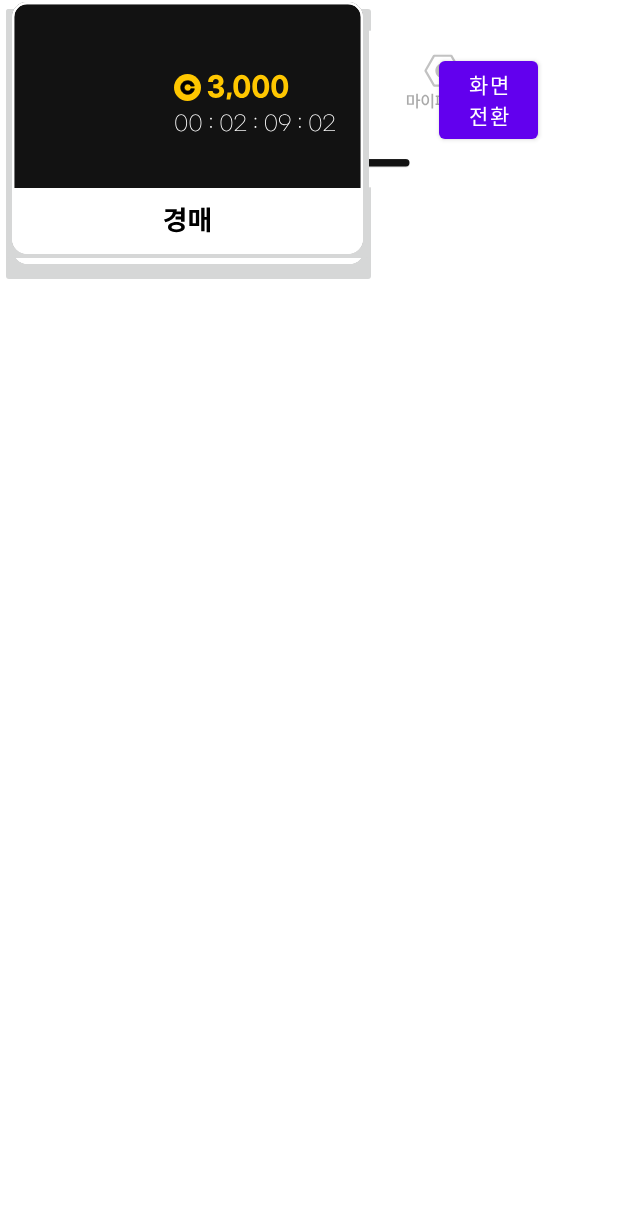
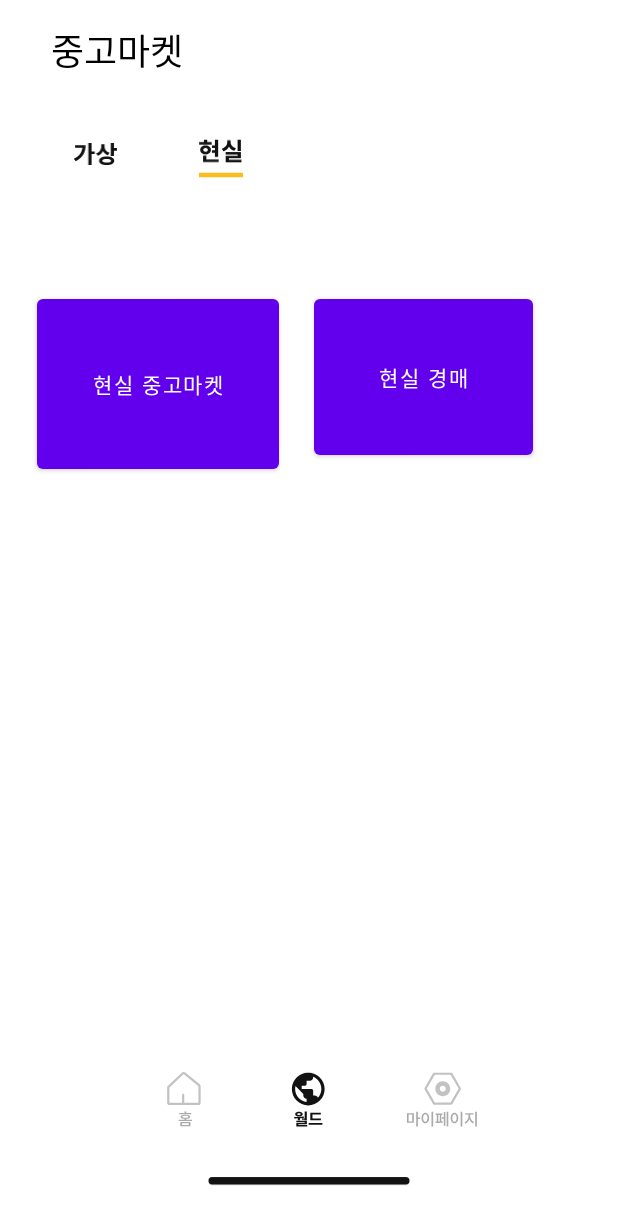
Before and after one commit to junseok0304/mainsan, an Android app: the MainActivity_realworld screen opened directly, with no data from a screen before it, on a phone screen of 412 x 824 dp. Shown: the top 1225 px of the screen. Run offline under Robolectric (Android 15) with nearby library versions, the phone set to English and light mode, and no system bars.

Commit message:
화면전환 커밋 메인 홈 가상홈

```diff
--- a/app/src/main/java/com/mintcho/wwmarket2/MainActivity_realworld.kt
+++ b/app/src/main/java/com/mintcho/wwmarket2/MainActivity_realworld.kt
@@ -10,12 +10,12 @@ class MainActivity_realworld : AppCompatActivity() {
         super.onCreate(savedInstanceState)
         setContentView(R.layout.activity_main_realworld) //layout 디렉토리의 xml와 1대1 매칭되도록 activity_main
 
-        mButton.setOnClickListener {
-            val intent = Intent(this, SubActivity::class.java)  //버튼 누르면 넘어갈 페이지를 Subactivity 위치에 알맞게 변경할것
+        metaHome.setOnClickListener {
+            val intent = Intent(this, MainActivity_realworld::class.java)  //버튼 누르면 넘어갈 페이지를 Subactivity 위치에 알맞게 변경할것
             startActivity(intent)
         }
 
-        realButton.setOnClickListener {
+        realMarket.setOnClickListener {
             val intent = Intent(this, activity_market1::class.java)  //버튼 누르면 넘어갈 페이지를 Subactivity 위치에 알맞게 변경할것
             startActivity(intent)
         }
--- /dev/null
+++ b/app/src/main/res/drawable/ic_baryellow.xml
@@ -0,0 +1,11 @@
+<vector xmlns:android="http://schemas.android.com/apk/res/android"
+    android:width="29dp"
+    android:height="4dp"
+    android:viewportWidth="29"
+    android:viewportHeight="4">
+  <path
+      android:pathData="M0,2H29"
+      android:strokeWidth="3"
+      android:fillColor="#00000000"
+      android:strokeColor="#FBBD1E"/>
+</vector>
--- a/app/src/main/res/layout/activity_main_realworld.xml
+++ b/app/src/main/res/layout/activity_main_realworld.xml
@@ -9,96 +9,107 @@
     tools:context=".MainActivity_realworld"
     android:fitsSystemWindows="true">  <!--.MainActivity_realworld java디렉토리의 액티비티와 대응되도록 변경할것  -->
 
-    <com.mintcho.wwmarket2.StatusBarLayout
-        android:id="@+id/statusBarLayout2"
-        android:layout_width="match_parent"
-        android:layout_height="wrap_content"
-        android:background="@color/backgroundyellow"
-        app:layout_constraintTop_toTopOf="parent" />
-
 
     <TextView
         android:id="@+id/textView"
-        android:layout_width="110dp"
-        android:layout_height="59dp"
+        android:layout_width="95dp"
+        android:layout_height="31dp"
         android:layout_marginStart="24dp"
+        android:layout_marginTop="15dp"
         android:fontFamily="@font/gmarketbold"
         android:text="중고마켓"
         android:textColor="@color/black"
         android:textSize="24dp"
         app:layout_constraintBottom_toBottomOf="parent"
         app:layout_constraintEnd_toEndOf="parent"
-        app:layout_constraintHorizontal_bias="0.037"
+        app:layout_constraintHorizontal_bias="0.034"
         app:layout_constraintStart_toStartOf="parent"
         app:layout_constraintTop_toTopOf="parent"
-        app:layout_constraintVertical_bias="0.028" />
+        app:layout_constraintVertical_bias="0.0" />
 
     <Button
-        android:id="@+id/m2Button"
-        android:layout_width="66dp"
-        android:layout_height="64dp"
+        android:id="@+id/realMarket"
+        android:layout_width="161dp"
+        android:layout_height="125dp"
         android:background="@null"
-        android:text="화면전환"
+        android:text="현실 중고마켓"
         app:layout_constraintBottom_toBottomOf="parent"
         app:layout_constraintEnd_toEndOf="parent"
-        app:layout_constraintHorizontal_bias="0.846"
+        app:layout_constraintHorizontal_bias="0.098"
         app:layout_constraintStart_toStartOf="parent"
         app:layout_constraintTop_toTopOf="parent"
-        app:layout_constraintVertical_bias="0.046" />
+        app:layout_constraintVertical_bias="0.277" />
+
+    <Button
+        android:id="@+id/realOffer"
+        android:layout_width="146dp"
+        android:layout_height="116dp"
+        android:background="@null"
+        android:text="현실 경매"
+        app:layout_constraintBottom_toBottomOf="parent"
+        app:layout_constraintEnd_toEndOf="parent"
+        app:layout_constraintHorizontal_bias="0.788"
+        app:layout_constraintStart_toStartOf="parent"
+        app:layout_constraintTop_toTopOf="parent"
+        app:layout_constraintVertical_bias="0.273" />
 
     <ImageButton
-        android:id="@+id/realButton"
+        android:id="@+id/metaHome"
         android:layout_width="78dp"
         android:layout_height="58dp"
         android:layout_marginStart="24dp"
-        android:layout_marginTop="92dp"
+        android:layout_marginTop="58dp"
+        android:layout_marginEnd="308dp"
         android:background="@null"
         android:minHeight="48dp"
-        app:layout_constraintEnd_toEndOf="parent"
-        app:layout_constraintHorizontal_bias="0.252"
-        app:layout_constraintStart_toStartOf="parent"
-        app:layout_constraintTop_toTopOf="parent"
-        app:srcCompat="@drawable/ic_realmarketbutton"
-        tools:ignore="SpeakableTextPresentCheck" />
-
-    <ImageButton
-        android:id="@+id/mButton"
-        android:layout_width="78dp"
-        android:layout_height="58dp"
-        android:layout_marginStart="24dp"
-        android:layout_marginTop="92dp"
-        android:background="@null"
-        android:minHeight="48dp"
+        app:layout_constraintBottom_toBottomOf="parent"
         app:layout_constraintEnd_toEndOf="parent"
         app:layout_constraintHorizontal_bias="0.0"
         app:layout_constraintStart_toStartOf="parent"
         app:layout_constraintTop_toTopOf="parent"
+        app:layout_constraintVertical_bias="0.022"
         app:srcCompat="@drawable/ic_metabusmenu"
         tools:ignore="SpeakableTextPresentCheck" />
 
-    <ImageButton
-        android:id="@+id/imageButton"
-        android:layout_width="251dp"
-        android:layout_height="192dp"
-        app:srcCompat="@drawable/ic__layer"
-        tools:layout_editor_absoluteX="16dp"
-        tools:layout_editor_absoluteY="172dp" />
+    <ImageView
+        android:id="@+id/realimage"
+        android:layout_width="30dp"
+        android:layout_height="21dp"
+        android:layout_marginStart="30dp"
+        android:layout_marginEnd="236dp"
+        android:background="@null"
+        android:minHeight="48dp"
+        app:layout_constraintBottom_toBottomOf="@+id/metaHome"
+        app:layout_constraintEnd_toEndOf="parent"
+        app:layout_constraintHorizontal_bias="0.0"
+        app:layout_constraintStart_toEndOf="@+id/metaHome"
+        app:layout_constraintTop_toTopOf="@+id/metaHome"
+        app:layout_constraintVertical_bias="0.459"
+        app:srcCompat="@drawable/ic_realmarketbutton" />
 
     <ImageView
-        android:id="@+id/imageView12"
+        android:id="@+id/bottomimage"
         android:layout_width="wrap_content"
         android:layout_height="wrap_content"
-        app:srcCompat="@drawable/ic_upperbar"
-        tools:layout_editor_absoluteX="0dp"
-        tools:layout_editor_absoluteY="581dp" />
+        app:layout_constraintBottom_toBottomOf="parent"
+        app:layout_constraintEnd_toEndOf="parent"
+        app:layout_constraintHorizontal_bias="0.0"
+        app:layout_constraintStart_toStartOf="parent"
+        app:layout_constraintTop_toTopOf="parent"
+        app:layout_constraintVertical_bias="1.0"
+        app:srcCompat="@drawable/ic_upperbar" />
 
-    <ImageButton
-        android:id="@+id/imageButton2"
-        android:layout_width="250dp"
-        android:layout_height="178dp"
-        app:srcCompat="@drawable/ic_realoffer"
-        tools:layout_editor_absoluteX="42dp"
-        tools:layout_editor_absoluteY="383dp" />
+    <ImageView
+        android:id="@+id/imageYellowbar"
+        android:layout_width="30dp"
+        android:layout_height="4dp"
+        app:layout_constraintBottom_toBottomOf="parent"
+        app:layout_constraintEnd_toEndOf="@+id/realimage"
+        app:layout_constraintHorizontal_bias="0.0"
+        app:layout_constraintStart_toStartOf="@+id/realimage"
+        app:layout_constraintTop_toTopOf="@+id/realimage"
+        app:layout_constraintVertical_bias="0.034"
+        app:srcCompat="@drawable/ic_baryellow" />
 
 
 </androidx.constraintlayout.widget.ConstraintLayout>
```
Also changed, not shown: app/src/main/java/com/mintcho/wwmarket2/MainActivity.kt (+4 -4 lines), app/src/main/res/layout/activity_main.xml (+77 -107 lines).
